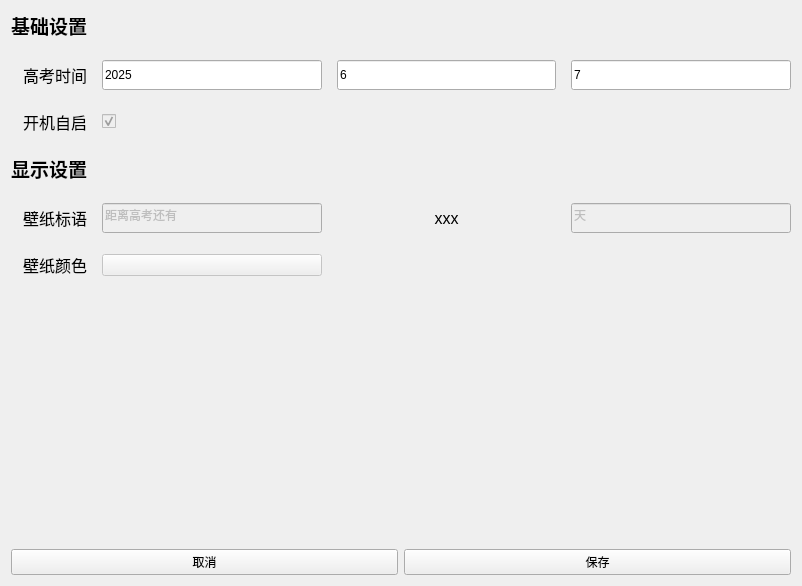
Before: the Qt Designer form widget.ui in Zao-chen/ZcGaoKaoCountdown, drawn with Qt 5.
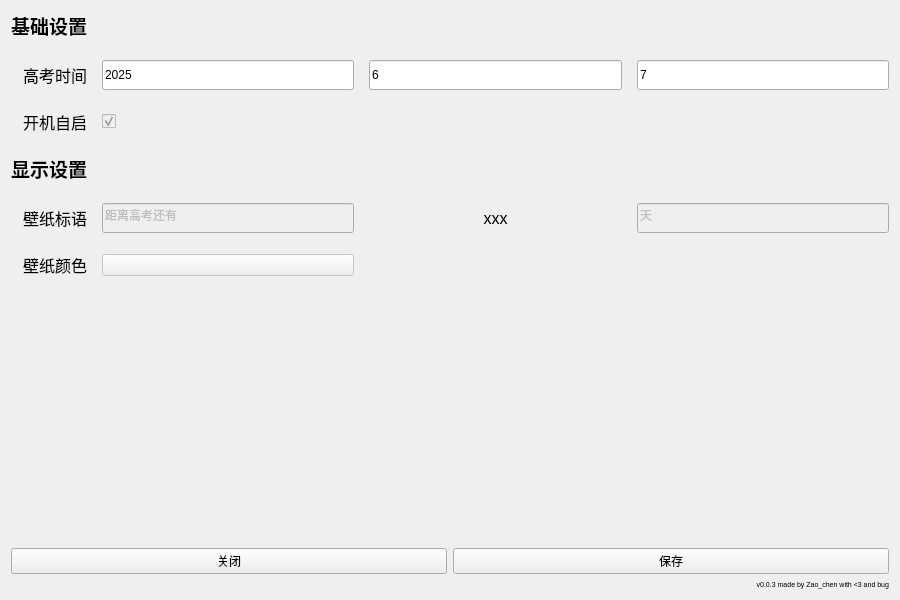
After: the same form once the commit is applied. Custom widgets are drawn as their Qt base class.

What changed in the file:
```diff
--- a/widget.ui
+++ b/widget.ui
@@ -6,8 +6,8 @@
    <rect>
     <x>0</x>
     <y>0</y>
-    <width>802</width>
-    <height>586</height>
+    <width>900</width>
+    <height>600</height>
    </rect>
   </property>
   <property name="windowTitle">
@@ -251,7 +251,7 @@
        <item>
         <widget class="ElaPushButton" name="pushButton_2">
          <property name="text">
-          <string>取消</string>
+          <string>关闭</string>
          </property>
         </widget>
        </item>
@@ -266,6 +266,21 @@
      </item>
     </layout>
    </item>
+   <item row="1" column="0">
+    <widget class="QLabel" name="label">
+     <property name="font">
+      <font>
+       <pointsize>5</pointsize>
+      </font>
+     </property>
+     <property name="text">
+      <string>v0.0.3 made by Zao_chen with &lt;3 and bug</string>
+     </property>
+     <property name="alignment">
+      <set>Qt::AlignRight|Qt::AlignTrailing|Qt::AlignVCenter</set>
+     </property>
+    </widget>
+   </item>
   </layout>
  </widget>
  <customwidgets>
```
